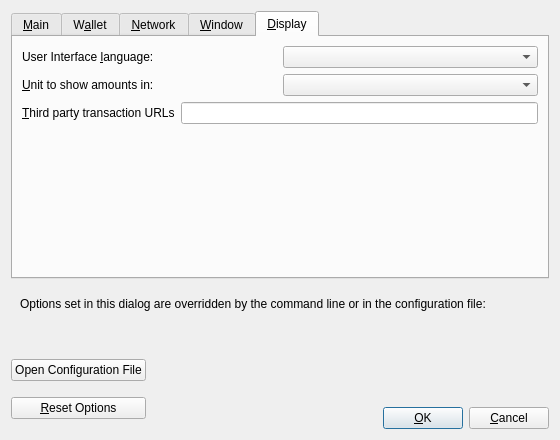
scholarshipcoin/scholarshipcoin, file src/qt/forms/optionsdialog.ui: the form before one commit.
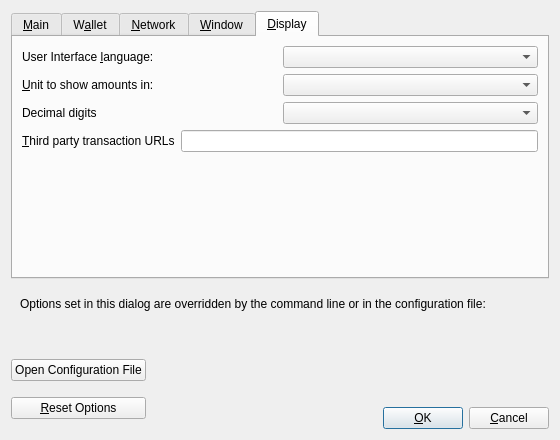
The form after the commit. The open tabs and pages were chosen to show the change. Custom widgets are drawn as their Qt base class.

Commit message: decimal digits option  (in settings - display)

What changed in the file:
```diff
--- a/src/qt/forms/optionsdialog.ui
+++ b/src/qt/forms/optionsdialog.ui
@@ -665,6 +665,20 @@
          </item>
         </layout>
        </item>
+       <item>
+        <layout class="QHBoxLayout" name="horizontalLayout_5_Display">
+         <item>
+          <widget class="QLabel" name="digitsLabel">
+           <property name="text">
+            <string>Decimal digits</string>
+           </property>
+          </widget>
+         </item>
+         <item>
+          <widget class="QValueComboBox" name="digits"/>
+         </item>
+        </layout>
+       </item>
        <item>
         <layout class="QHBoxLayout" name="horizontalLayout_3_Display">
          <item>
```
The commit also changes 6 other files.
